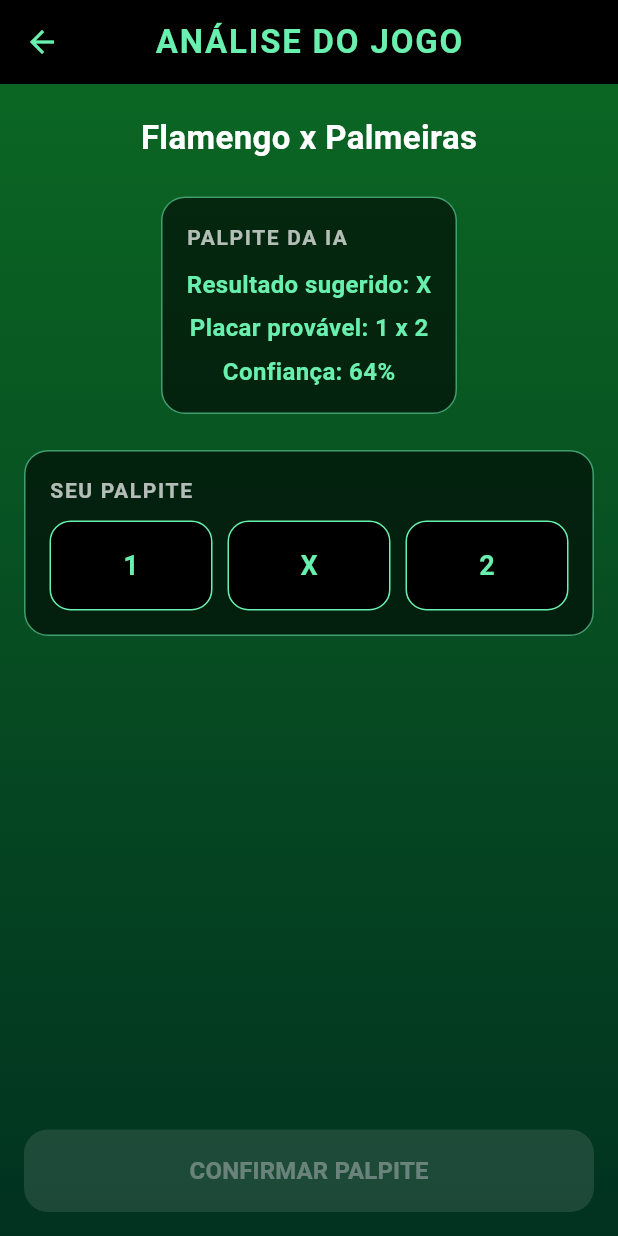
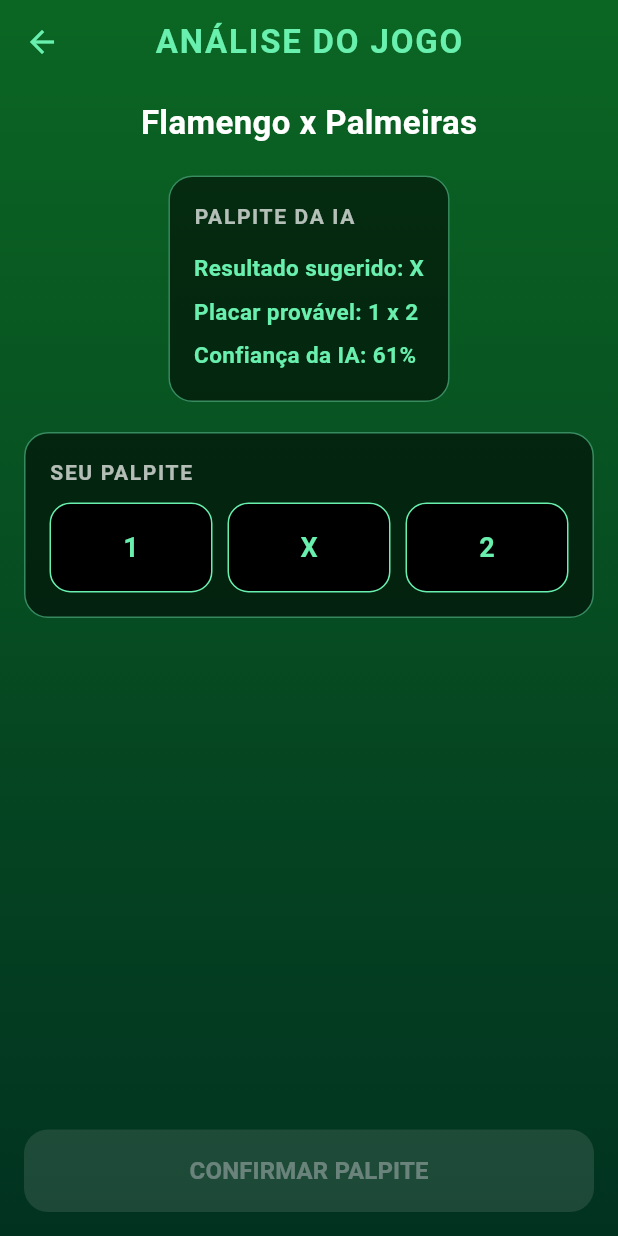
Before and after one commit to Franmateusatelie/matchmind, a Flutter app: the screen it shows after launch, after a tap on "ANALISAR / PALPITAR", on a phone screen of 412 x 824 dp. Run offline on Flutter 3.47's test engine with Material 3 defaults, Android fonts, the phone set to English and light mode, and no system bars.

Commit message:
Add http + API services + assets folders

```diff
--- a/lib/screens/home_screen.dart
+++ b/lib/screens/home_screen.dart
@@ -1,30 +1,93 @@
 import 'package:flutter/material.dart';
 import 'palpitar_screen.dart';
 
-class HomeScreen extends StatelessWidget {
+class HomeScreen extends StatefulWidget {
   const HomeScreen({super.key});
 
   @override
+  State<HomeScreen> createState() => _HomeScreenState();
+}
+
+class _HomeScreenState extends State<HomeScreen> {
+  String campeonatoSelecionado = 'BRASILEIRAO_A';
+
+  final campeonatos = [
+    {
+      'id': 'BRASILEIRAO_A',
+      'nome': 'Série A',
+      'icon': 'assets/campeonatos/brasileirao_a.png',
+    },
+    {
+      'id': 'BRASILEIRAO_B',
+      'nome': 'Série B',
+      'icon': 'assets/campeonatos/brasileirao_b.png',
+    },
+    {
+      'id': 'COPA_BRASIL',
+      'nome': 'Copa do Brasil',
+      'icon': 'assets/campeonatos/copa_brasil.png',
+    },
+  ];
+
+  final jogos = [
+    {
+      'campeonato': 'BRASILEIRAO_A',
+      'home': 'Flamengo',
+      'away': 'Palmeiras',
+      'homeIcon': 'assets/times/flamengo.png',
+      'awayIcon': 'assets/times/palmeiras.png',
+      'hora': '21:30',
+      'data': 'Hoje',
+    },
+    {
+      'campeonato': 'BRASILEIRAO_A',
+      'home': 'Corinthians',
+      'away': 'São Paulo',
+      'homeIcon': 'assets/times/corinthians.png',
+      'awayIcon': 'assets/times/saopaulo.png',
+      'hora': '19:00',
+      'data': 'Hoje',
+    },
+    {
+      'campeonato': 'BRASILEIRAO_B',
+      'home': 'Sport',
+      'away': 'Ceará',
+      'homeIcon': 'assets/times/sport.png',
+      'awayIcon': 'assets/times/ceara.png',
+      'hora': '18:30',
+      'data': 'Amanhã',
+    },
+    {
+      'campeonato': 'COPA_BRASIL',
+      'home': 'Grêmio',
+      'away': 'Internacional',
+      'homeIcon': 'assets/times/gremio.png',
+      'awayIcon': 'assets/times/internacional.png',
+      'hora': '20:00',
+      'data': 'Amanhã',
+    },
+  ];
+
+  @override
   Widget build(BuildContext context) {
+    final jogosFiltrados =
+        jogos.where((j) => j['campeonato'] == campeonatoSelecionado).toList();
+
     return Scaffold(
       backgroundColor: const Color(0xFF0E0E0E),
       body: SafeArea(
         child: Column(
           children: [
-            const SizedBox(height: 20),
+            const SizedBox(height: 12),
 
-            Image.asset(
-              'assets/matchmind_logo.png',
-              height: 120,
-            ),
+            Image.asset('assets/matchmind_logo.png', height: 110),
 
-            const SizedBox(height: 12),
+            const SizedBox(height: 8),
 
             const Text(
               'PALPITES INTELIGENTES',
               style: TextStyle(
                 color: Colors.greenAccent,
-                fontSize: 16,
                 fontWeight: FontWeight.bold,
                 letterSpacing: 1.4,
               ),
@@ -32,109 +95,107 @@
 
             const SizedBox(height: 20),
 
-            // CAMPEONATOS (SIMULADO)
+            // CAMPEONATOS
             SizedBox(
-              height: 44,
-              child: ListView(
+              height: 90,
+              child: ListView.separated(
+                padding: const EdgeInsets.symmetric(horizontal: 16),
                 scrollDirection: Axis.horizontal,
-                padding: const EdgeInsets.symmetric(horizontal: 16),
-                children: const [
-                  _ChampChip('Brasileirão'),
-                  _ChampChip('Copa do Brasil'),
-                  _ChampChip('Libertadores'),
-                ],
+                itemCount: campeonatos.length,
+                separatorBuilder: (_, __) => const SizedBox(width: 14),
+                itemBuilder: (context, index) {
+                  final camp = campeonatos[index];
+                  final ativo = camp['id'] == campeonatoSelecionado;
+
+                  return GestureDetector(
+                    onTap: () {
+                      setState(() {
+                        campeonatoSelecionado = camp['id']!;
+                      });
+                    },
+                    child: Container(
+                      width: 80,
+                      decoration: BoxDecoration(
+                        color: ativo
+                            ? Colors.greenAccent
+                            : const Color(0xFF1A1A1A),
+                        borderRadius: BorderRadius.circular(14),
+                        border: Border.all(
+                          color: Colors.greenAccent.withOpacity(0.5),
                         ),
                       ),
-
-            const SizedBox(height: 20),
-
-            // LISTA DE JOGOS (SIMULADOS)
-            Expanded(
-              child: ListView(
-                padding: const EdgeInsets.symmetric(horizontal: 16),
-                children: const [
-                  _MatchCard(
-                    home: 'Flamengo',
-                    away: 'Palmeiras',
+                      padding: const EdgeInsets.all(10),
+                      child: Column(
+                        mainAxisAlignment: MainAxisAlignment.center,
+                        children: [
+                          Image.asset(camp['icon']!, height: 32),
+                          const SizedBox(height: 6),
+                          Text(
+                            camp['nome']!,
+                            style: TextStyle(
+                              fontSize: 11,
+                              fontWeight: FontWeight.bold,
+                              color: ativo ? Colors.black : Colors.white,
                             ),
-                  _MatchCard(
-                    home: 'Grêmio',
-                    away: 'Internacional',
-                  ),
-                  _MatchCard(
-                    home: 'Corinthians',
-                    away: 'São Paulo',
-                  ),
-                ],
-              ),
+                            textAlign: TextAlign.center,
                           ),
                         ],
                       ),
                     ),
                   );
-  }
-}
-
-class _ChampChip extends StatelessWidget {
-  final String title;
-  const _ChampChip(this.title);
-
-  @override
-  Widget build(BuildContext context) {
-    return Container(
-      margin: const EdgeInsets.only(right: 10),
-      padding: const EdgeInsets.symmetric(horizontal: 18),
-      decoration: BoxDecoration(
-        color: const Color(0xFF1A1A1A),
-        borderRadius: BorderRadius.circular(22),
-        border: Border.all(color: Colors.greenAccent.withOpacity(0.4)),
-      ),
-      alignment: Alignment.center,
-      child: Text(
-        title,
-        style: const TextStyle(
-          color: Colors.white70,
-          fontWeight: FontWeight.bold,
+                },
               ),
             ),
-    );
-  }
-}
 
-class _MatchCard extends StatelessWidget {
-  final String home;
-  final String away;
+            const SizedBox(height: 16),
 
-  const _MatchCard({
-    required this.home,
-    required this.away,
-  });
+            // JOGOS
+            Expanded(
+              child: ListView.builder(
+                padding: const EdgeInsets.symmetric(horizontal: 16),
+                itemCount: jogosFiltrados.length,
+                itemBuilder: (context, index) {
+                  final j = jogosFiltrados[index];
 
-  @override
-  Widget build(BuildContext context) {
                   return Container(
                     margin: const EdgeInsets.only(bottom: 16),
                     padding: const EdgeInsets.all(16),
                     decoration: BoxDecoration(
                       color: const Color(0xFF1A1A1A),
                       borderRadius: BorderRadius.circular(16),
-        border: Border.all(color: Colors.greenAccent.withOpacity(0.35)),
+                      border: Border.all(
+                        color: Colors.greenAccent.withOpacity(0.3),
+                      ),
                     ),
                     child: Column(
                       children: [
+                        // TIMES
                         Row(
                           mainAxisAlignment: MainAxisAlignment.spaceBetween,
                           children: [
-              _team(home),
+                            _time(j['homeIcon']!, j['home']!),
                             const Text(
-                'VS',
-                style: TextStyle(color: Colors.white70),
+                              'X',
+                              style: TextStyle(
+                                color: Colors.white,
+                                fontWeight: FontWeight.bold,
                               ),
-              _team(away),
+                            ),
+                            _time(j['awayIcon']!, j['away']!),
                           ],
                         ),
 
-          const SizedBox(height: 16),
+                        const SizedBox(height: 12),
+
+                        Text(
+                          '${j['data']} • ${j['hora']}',
+                          style: const TextStyle(
+                            color: Colors.white70,
+                            fontSize: 13,
+                          ),
+                        ),
+
+                        const SizedBox(height: 12),
 
                         SizedBox(
                           width: double.infinity,
@@ -142,7 +203,8 @@
                             style: ElevatedButton.styleFrom(
                               backgroundColor: Colors.greenAccent,
                               foregroundColor: Colors.black,
-                padding: const EdgeInsets.symmetric(vertical: 14),
+                              padding:
+                                  const EdgeInsets.symmetric(vertical: 14),
                               shape: RoundedRectangleBorder(
                                 borderRadius: BorderRadius.circular(14),
                               ),
@@ -152,38 +214,43 @@
                                 context,
                                 MaterialPageRoute(
                                   builder: (_) => PalpitarScreen(
-                      match: '$home x $away',
+                                    match:
+                                        '${j['home']} x ${j['away']}',
                                   ),
                                 ),
                               );
                             },
                             child: const Text(
                               'ANALISAR / PALPITAR',
-                style: TextStyle(fontWeight: FontWeight.bold),
+                              style: TextStyle(
+                                fontWeight: FontWeight.bold,
+                              ),
                             ),
                           ),
                         ),
                       ],
                     ),
                   );
+                },
+              ),
+            ),
+          ],
+        ),
+      ),
+    );
   }
 
-  Widget _team(String name) {
+  Widget _time(String icon, String nome) {
     return Column(
       children: [
-        const Icon(
-          Icons.shield,
-          color: Colors.white70,
-          size: 40,
-        ),
+        Image.asset(icon, height: 40),
         const SizedBox(height: 6),
-        SizedBox(
-          width: 110,
-          child: Text(
-            name,
-            textAlign: TextAlign.center,
-            overflow: TextOverflow.ellipsis,
-            style: const TextStyle(color: Colors.white),
+        Text(
+          nome,
+          style: const TextStyle(
+            color: Colors.white,
+            fontSize: 12,
+            fontWeight: FontWeight.bold,
           ),
         ),
       ],
--- a/lib/screens/palpitar_screen.dart
+++ b/lib/screens/palpitar_screen.dart
@@ -1,6 +1,5 @@
 import 'dart:math';
 import 'package:flutter/material.dart';
-import '../data/historico_palpites.dart';
 
 class PalpitarScreen extends StatefulWidget {
   final String match;
@@ -34,39 +33,19 @@
     final awayGoals = random.nextInt(4);
 
     iaScore = '$homeGoals x $awayGoals';
-
-    iaConfidence = 55 + random.nextInt(36); // 55% a 90%
+    iaConfidence = 60 + random.nextInt(31); // 60% a 90%
   }
 
   @override
   Widget build(BuildContext context) {
-    final bool concordou = userPick != null && userPick == iaPick;
-
     return Scaffold(
-      backgroundColor: Colors.black,
-      appBar: AppBar(
-        backgroundColor: Colors.black,
-        centerTitle: true,
-        title: const Text(
-          'ANÁLISE DO JOGO',
-          style: TextStyle(
-            color: Colors.greenAccent,
-            fontWeight: FontWeight.bold,
-            letterSpacing: 1.2,
-          ),
-        ),
-        iconTheme: const IconThemeData(color: Colors.greenAccent),
-      ),
       body: Stack(
         children: [
-          // FUNDO (CAMPO DE FUTEBOL)
+          // FUNDO CAMPO DE FUTEBOL
           Container(
             decoration: const BoxDecoration(
               gradient: LinearGradient(
-                colors: [
-                  Color(0xFF0B6623),
-                  Color(0xFF013220),
-                ],
+                colors: [Color(0xFF0B6623), Color(0xFF013220)],
                 begin: Alignment.topCenter,
                 end: Alignment.bottomCenter,
               ),
@@ -76,7 +55,23 @@
           SafeArea(
             child: Column(
               children: [
-                const SizedBox(height: 20),
+                AppBar(
+                  backgroundColor: Colors.transparent,
+                  elevation: 0,
+                  centerTitle: true,
+                  iconTheme:
+                      const IconThemeData(color: Colors.greenAccent),
+                  title: const Text(
+                    'ANÁLISE DO JOGO',
+                    style: TextStyle(
+                      color: Colors.greenAccent,
+                      fontWeight: FontWeight.bold,
+                      letterSpacing: 1.2,
+                    ),
+                  ),
+                ),
+
+                const SizedBox(height: 10),
 
                 Text(
                   widget.match,
@@ -87,25 +82,24 @@
                   ),
                 ),
 
-                const SizedBox(height: 24),
+                const SizedBox(height: 20),
 
                 // PALPITE DA IA
                 _card(
                   title: 'PALPITE DA IA',
                   child: Column(
+                    crossAxisAlignment: CrossAxisAlignment.start,
                     children: [
-                      _greenText('Resultado sugerido: $iaPick'),
-                      const SizedBox(height: 6),
-                      _greenText('Placar provável: $iaScore'),
-                      const SizedBox(height: 6),
-                      _greenText('Confiança: $iaConfidence%'),
+                      _info('Resultado sugerido:', iaPick),
+                      _info('Placar provável:', iaScore),
+                      _info('Confiança da IA:', '$iaConfidence%'),
                     ],
                   ),
                 ),
 
-                const SizedBox(height: 24),
+                const SizedBox(height: 20),
 
-                // PALPITE DO USUÁRIO
+                // SEU PALPITE
                 _card(
                   title: 'SEU PALPITE',
                   child: Row(
@@ -126,21 +120,22 @@
                   _card(
                     title: 'COMPARAÇÃO',
                     child: Text(
-                      concordou
-                          ? '✔️ Você concorda com a IA'
-                          : '❌ Você discorda da IA',
+                      userPick == iaPick
+                          ? '✔️ Seu palpite concorda com a IA'
+                          : '❌ Seu palpite é diferente da IA',
                       style: TextStyle(
-                        color:
-                            concordou ? Colors.greenAccent : Colors.redAccent,
+                        color: userPick == iaPick
+                            ? Colors.greenAccent
+                            : Colors.redAccent,
+                        fontSize: 16,
                         fontWeight: FontWeight.bold,
-                        fontSize: 16,
                       ),
                     ),
                   ),
 
                 const Spacer(),
 
-                // BOTÃO CONFIRMAR
+                // CONFIRMAR
                 Padding(
                   padding: const EdgeInsets.all(16),
                   child: SizedBox(
@@ -149,7 +144,8 @@
                       style: ElevatedButton.styleFrom(
                         backgroundColor: Colors.greenAccent,
                         foregroundColor: Colors.black,
-                        padding: const EdgeInsets.symmetric(vertical: 16),
+                        padding:
+                            const EdgeInsets.symmetric(vertical: 16),
                         shape: RoundedRectangleBorder(
                           borderRadius: BorderRadius.circular(16),
                         ),
@@ -157,28 +153,15 @@
                       onPressed: userPick == null
                           ? null
                           : () {
-                              HistoricoService.palpites.add(
-                                HistoricoPalpite(
-                                  campeonato: 'Brasileirão',
-                                  jogo: widget.match,
-                                  palpiteUsuario: userPick!,
-                                  palpiteIa: iaPick,
-                                  confiancaIa: iaConfidence,
+                              ScaffoldMessenger.of(context).showSnackBar(
+                                const SnackBar(
+                                  content: Text(
+                                    'Palpite registrado com sucesso!',
+                                  ),
+                                  backgroundColor: Colors.green,
                                 ),
                               );
-
-                              ScaffoldMessenger.of(context).showSnackBar(
-                                SnackBar(
-                                  content: Text(
-                                    concordou
-                                        ? 'Você concordou com a IA ✅'
-                                        : 'Palpite salvo (diferente da IA)',
-                                  ),
-                                  backgroundColor: concordou
-                                      ? Colors.green
-                                      : Colors.orange,
-                                ),
-                              );
+                              Navigator.pop(context);
                             },
                       child: const Text(
                         'CONFIRMAR PALPITE',
@@ -235,9 +218,11 @@
       margin: const EdgeInsets.symmetric(horizontal: 16),
       padding: const EdgeInsets.all(16),
       decoration: BoxDecoration(
-        color: Colors.black.withOpacity(0.6),
+        color: Colors.black.withOpacity(0.55),
         borderRadius: BorderRadius.circular(16),
-        border: Border.all(color: Colors.greenAccent.withOpacity(0.6)),
+        border: Border.all(
+          color: Colors.greenAccent.withOpacity(0.5),
+        ),
       ),
       child: Column(
         crossAxisAlignment: CrossAxisAlignment.start,
@@ -257,13 +242,16 @@
     );
   }
 
-  Widget _greenText(String text) {
-    return Text(
-      text,
-      style: const TextStyle(
-        color: Colors.greenAccent,
-        fontSize: 16,
-        fontWeight: FontWeight.bold,
+  Widget _info(String label, String value) {
+    return Padding(
+      padding: const EdgeInsets.symmetric(vertical: 4),
+      child: Text(
+        '$label $value',
+        style: const TextStyle(
+          color: Colors.greenAccent,
+          fontSize: 15,
+          fontWeight: FontWeight.bold,
+        ),
       ),
     );
   }
--- a/pubspec.yaml
+++ b/pubspec.yaml
@@ -13,6 +13,9 @@
 
   cupertino_icons: ^1.0.8
 
+  # 🌐 HTTP para consumir API de futebol
+  http: ^1.2.0
+
 dev_dependencies:
   flutter_test:
     sdk: flutter
```
Also changed, not shown: lib/services/football_api.dart (added, +32 -0 lines), pubspec.lock. Lines whose indentation alone changed are shown as unchanged.
